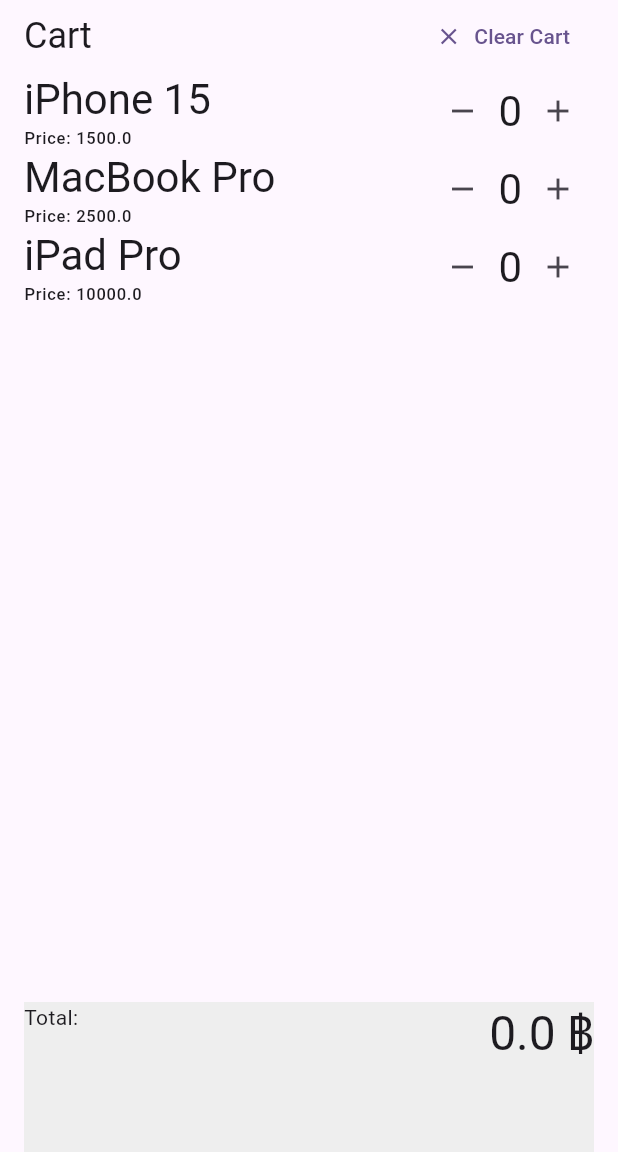
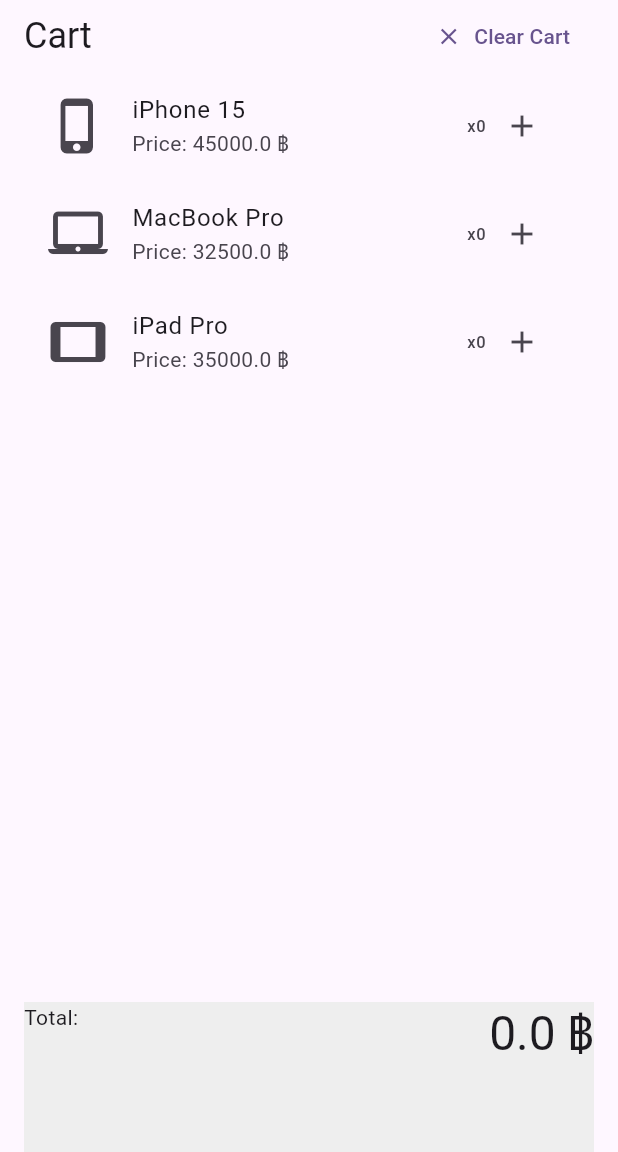
Before and after one commit to Grandsirota/Lab2CartShop, a Flutter app: the screen it shows after launch, after a tap on "Clear Cart", on a phone screen of 412 x 824 dp, the part 84-1236 px from its top. Run offline on Flutter 3.47's test engine with Material 3 defaults, Android fonts, the phone set to English and light mode, and no system bars.

Commit message:
Update main.dart

```diff
--- a/shoppingcart/lib/main.dart
+++ b/shoppingcart/lib/main.dart
@@ -1,6 +1,4 @@
 import 'package:flutter/material.dart';
-import 'package:shoppingcart/cartitem.dart';
-import 'package:shoppingcart/item.dart';
 
 void main() {
   runApp(const MyApp());
@@ -22,6 +20,19 @@ class MyApp extends StatelessWidget {
   }
 }
 
+class Item {
+  final String name;
+  final double price;
+  final IconData icon; // เพิ่มฟิลด์สำหรับเก็บไอคอน
+  int quantity;
+
+  Item(
+      {required this.name,
+      required this.price,
+      required this.icon,
+      this.quantity = 0});
+}
+
 class MyHomePage extends StatefulWidget {
   const MyHomePage({super.key, required this.title});
 
@@ -33,9 +44,9 @@ class MyHomePage extends StatefulWidget {
 
 class _MyHomePageState extends State<MyHomePage> {
   List<Item> items = <Item>[
-    Item(name: 'iPhone 15', price: 1500),
-    Item(name: 'MacBook Pro', price: 2500),
-    Item(name: 'iPad Pro', price: 10000),
+    Item(name: 'iPhone 15', price: 45000, icon: Icons.phone_iphone),
+    Item(name: 'MacBook Pro', price: 32500, icon: Icons.laptop_mac),
+    Item(name: 'iPad Pro', price: 35000, icon: Icons.tablet),
   ];
 
   double total = 0;
@@ -43,6 +54,9 @@ class _MyHomePageState extends State<MyHomePage> {
   void resetCart() {
     setState(() {
       total = 0;
+      for (var item in items) {
+        item.quantity = 0; // รีเซ็ตจำนวนสินค้าในตะกร้า
+      }
     });
   }
 
@@ -67,7 +81,7 @@ class _MyHomePageState extends State<MyHomePage> {
                   ),
                 ),
                 TextButton.icon(
-                  onPressed: resetCart, // เพิ่มฟังก์ชันรีเซ็ต
+                  onPressed: resetCart,
                   label: const Text('Clear Cart'),
                   icon: const Icon(Icons.clear),
                 ),
@@ -78,11 +92,12 @@ class _MyHomePageState extends State<MyHomePage> {
                 items: item,
                 onAddToCart: () {
                   setState(() {
+                    item.quantity += 1; // เพิ่มจำนวนสินค้า
                     total += item.price;
                   });
                 },
               ),
-            Spacer(), // ใช้ Spacer แทน Expanded เพื่อจัดการพื้นที่
+            const Spacer(),
             Container(
               width: double.infinity,
               height: 100,
@@ -103,3 +118,29 @@ class _MyHomePageState extends State<MyHomePage> {
     );
   }
 }
+
+class CartItem extends StatelessWidget {
+  final Item items;
+  final VoidCallback onAddToCart;
+
+  const CartItem({super.key, required this.items, required this.onAddToCart});
+
+  @override
+  Widget build(BuildContext context) {
+    return ListTile(
+      leading: Icon(items.icon, size: 40), // เพิ่มไอคอนสำหรับสินค้า
+      title: Text(items.name),
+      subtitle: Text('Price: ${items.price} ฿'),
+      trailing: Row(
+        mainAxisSize: MainAxisSize.min,
+        children: [
+          Text('x${items.quantity}'), // แสดงจำนวนสินค้า
+          IconButton(
+            icon: const Icon(Icons.add),
+            onPressed: onAddToCart,
+          ),
+        ],
+      ),
+    );
+  }
+}
```
